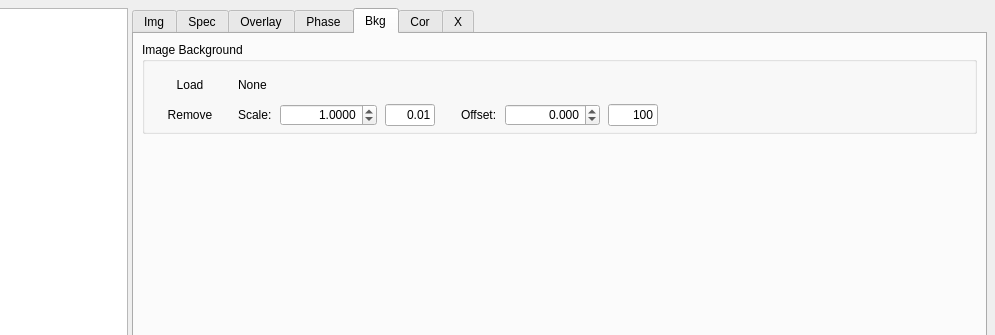
Qt form Dioptas_main/Views/UiFiles/Integration.ui (Dioptas/Dioptas) before a commit; both pictures show x 423 to 1418 and y 0 to 335 of the 1418 by 823 pixel window.
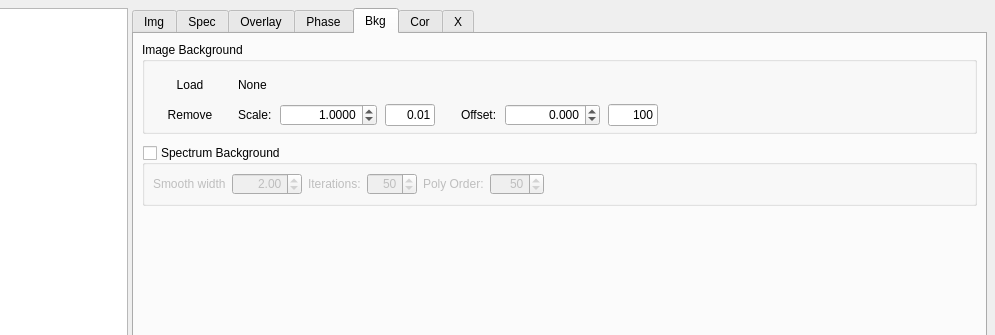
The same form after that commit. The open tabs and pages were chosen to show the change. Custom widgets are drawn as their Qt base class.

Commit message: implemented user interface for spectrum background subtraction

Patch:
```diff
--- a/Dioptas_main/Views/UiFiles/Integration.ui
+++ b/Dioptas_main/Views/UiFiles/Integration.ui
@@ -1989,6 +1989,143 @@
            </layout>
           </widget>
          </item>
+         <item>
+          <spacer name="verticalSpacer_12">
+           <property name="orientation">
+            <enum>Qt::Vertical</enum>
+           </property>
+           <property name="sizeType">
+            <enum>QSizePolicy::Fixed</enum>
+           </property>
+           <property name="sizeHint" stdset="0">
+            <size>
+             <width>20</width>
+             <height>6</height>
+            </size>
+           </property>
+          </spacer>
+         </item>
+         <item>
+          <widget class="QGroupBox" name="groupBox_6">
+           <property name="title">
+            <string>Spectrum Background</string>
+           </property>
+           <property name="flat">
+            <bool>true</bool>
+           </property>
+           <property name="checkable">
+            <bool>true</bool>
+           </property>
+           <property name="checked">
+            <bool>false</bool>
+           </property>
+           <layout class="QHBoxLayout" name="horizontalLayout_41">
+            <property name="margin">
+             <number>8</number>
+            </property>
+            <item>
+             <widget class="QLabel" name="label_34">
+              <property name="text">
+               <string>Smooth width</string>
+              </property>
+             </widget>
+            </item>
+            <item>
+             <widget class="QDoubleSpinBox" name="bkg_spectrum_smooth_width_sb">
+              <property name="minimumSize">
+               <size>
+                <width>70</width>
+                <height>0</height>
+               </size>
+              </property>
+              <property name="sizeIncrement">
+               <size>
+                <width>0</width>
+                <height>0</height>
+               </size>
+              </property>
+              <property name="baseSize">
+               <size>
+                <width>0</width>
+                <height>0</height>
+               </size>
+              </property>
+              <property name="alignment">
+               <set>Qt::AlignRight|Qt::AlignTrailing|Qt::AlignVCenter</set>
+              </property>
+              <property name="value">
+               <double>2.000000000000000</double>
+              </property>
+             </widget>
+            </item>
+            <item>
+             <widget class="QLabel" name="label_35">
+              <property name="text">
+               <string>Iterations:</string>
+              </property>
+             </widget>
+            </item>
+            <item>
+             <widget class="QSpinBox" name="bkg_spectrum_iterations_sb">
+              <property name="minimumSize">
+               <size>
+                <width>50</width>
+                <height>0</height>
+               </size>
+              </property>
+              <property name="alignment">
+               <set>Qt::AlignRight|Qt::AlignTrailing|Qt::AlignVCenter</set>
+              </property>
+              <property name="maximum">
+               <number>100</number>
+              </property>
+              <property name="value">
+               <number>50</number>
+              </property>
+             </widget>
+            </item>
+            <item>
+             <widget class="QLabel" name="label_36">
+              <property name="text">
+               <string>Poly Order:</string>
+              </property>
+             </widget>
+            </item>
+            <item>
+             <widget class="QSpinBox" name="bkg_spectrum_poly_order_sb">
+              <property name="minimumSize">
+               <size>
+                <width>50</width>
+                <height>0</height>
+               </size>
+              </property>
+              <property name="alignment">
+               <set>Qt::AlignRight|Qt::AlignTrailing|Qt::AlignVCenter</set>
+              </property>
+              <property name="maximum">
+               <number>9999</number>
+              </property>
+              <property name="value">
+               <number>50</number>
+              </property>
+             </widget>
+            </item>
+            <item>
+             <spacer name="horizontalSpacer_18">
+              <property name="orientation">
+               <enum>Qt::Horizontal</enum>
+              </property>
+              <property name="sizeHint" stdset="0">
+               <size>
+                <width>40</width>
+                <height>20</height>
+               </size>
+              </property>
+             </spacer>
+            </item>
+           </layout>
+          </widget>
+         </item>
          <item>
           <spacer name="verticalSpacer_11">
            <property name="orientation">
```
Left out of the diff: 5 changed lines with no effect on the pictures. The commit also changes 1 other file.
